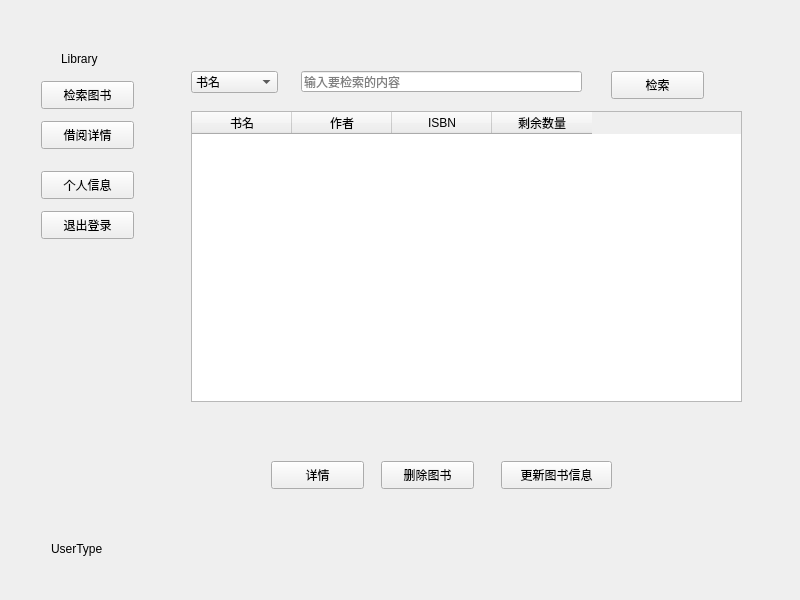
Minevitably/LibraryManagement, file resources/form/widget.ui: the form before one commit.
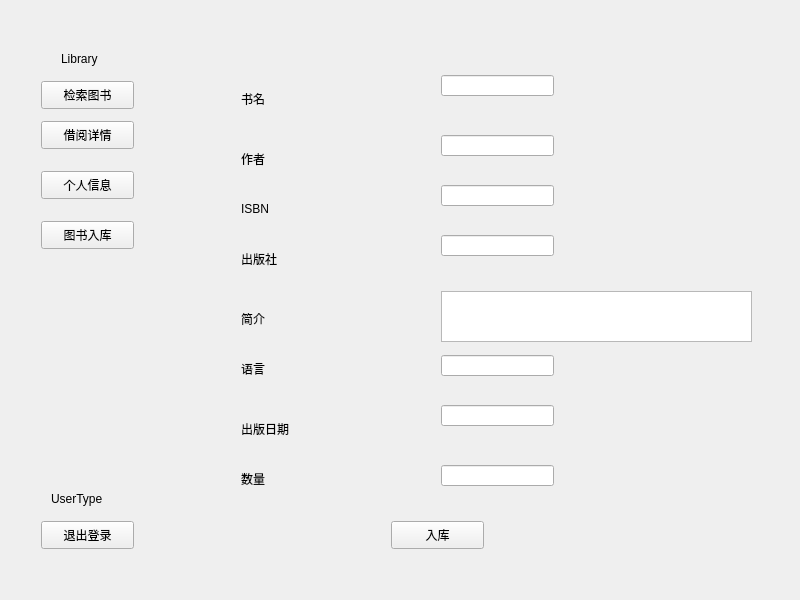
The form after the commit. The open tabs and pages were chosen to show the change.

Commit message: 添加四个视图跳转逻辑 VIEW_SEARCH_BOOK, // 图书检索视图 VIEW_BORROW_DETAIL, // 借阅详情视图 VIEW_SELF_INFO, // 个人信息视图 VIEW_ADD_BOOK // 图书入库视图

What changed in the file:
```diff
--- a/resources/form/widget.ui
+++ b/resources/form/widget.ui
@@ -198,7 +198,7 @@
         <property name="geometry">
          <rect>
           <x>10</x>
-          <y>170</y>
+          <y>480</y>
           <width>93</width>
           <height>28</height>
          </rect>
@@ -211,7 +211,7 @@
         <property name="geometry">
          <rect>
           <x>20</x>
-          <y>500</y>
+          <y>450</y>
           <width>72</width>
           <height>15</height>
          </rect>
@@ -233,6 +233,19 @@
          <string>Library</string>
         </property>
        </widget>
+       <widget class="QPushButton" name="btnAddBook">
+        <property name="geometry">
+         <rect>
+          <x>10</x>
+          <y>180</y>
+          <width>93</width>
+          <height>28</height>
+         </rect>
+        </property>
+        <property name="text">
+         <string>图书入库</string>
+        </property>
+       </widget>
       </widget>
       <widget class="QStackedWidget" name="stackedWidgetMain">
        <property name="geometry">
@@ -411,7 +424,352 @@
          </widget>
         </widget>
        </widget>
-       <widget class="QWidget" name="page_2"/>
+       <widget class="QWidget" name="pageBorDetail">
+        <widget class="QTableWidget" name="tableWidgetBor">
+         <property name="geometry">
+          <rect>
+           <x>10</x>
+           <y>30</y>
+           <width>581</width>
+           <height>331</height>
+          </rect>
+         </property>
+         <column>
+          <property name="text">
+           <string>书名</string>
+          </property>
+         </column>
+         <column>
+          <property name="text">
+           <string>借出日期</string>
+          </property>
+         </column>
+         <column>
+          <property name="text">
+           <string>应还日期</string>
+          </property>
+         </column>
+         <column>
+          <property name="text">
+           <string>归还日期</string>
+          </property>
+         </column>
+         <column>
+          <property name="text">
+           <string>状态</string>
+          </property>
+         </column>
+        </widget>
+        <widget class="QPushButton" name="btnBookDetail">
+         <property name="geometry">
+          <rect>
+           <x>130</x>
+           <y>400</y>
+           <width>93</width>
+           <height>28</height>
+          </rect>
+         </property>
+         <property name="text">
+          <string>详情</string>
+         </property>
+        </widget>
+        <widget class="QPushButton" name="btnReturn">
+         <property name="geometry">
+          <rect>
+           <x>320</x>
+           <y>400</y>
+           <width>93</width>
+           <height>28</height>
+          </rect>
+         </property>
+         <property name="text">
+          <string>归还</string>
+         </property>
+        </widget>
+       </widget>
+       <widget class="QWidget" name="pageSelfInfo">
+        <widget class="QPushButton" name="btnUpdateSelfInfo">
+         <property name="geometry">
+          <rect>
+           <x>240</x>
+           <y>280</y>
+           <width>93</width>
+           <height>28</height>
+          </rect>
+         </property>
+         <property name="text">
+          <string>更新</string>
+         </property>
+        </widget>
+        <widget class="QLabel" name="label_2">
+         <property name="geometry">
+          <rect>
+           <x>200</x>
+           <y>80</y>
+           <width>72</width>
+           <height>15</height>
+          </rect>
+         </property>
+         <property name="text">
+          <string>用户名</string>
+         </property>
+        </widget>
+        <widget class="QLabel" name="label_3">
+         <property name="geometry">
+          <rect>
+           <x>200</x>
+           <y>140</y>
+           <width>72</width>
+           <height>15</height>
+          </rect>
+         </property>
+         <property name="text">
+          <string>密码</string>
+         </property>
+        </widget>
+        <widget class="QLabel" name="label_4">
+         <property name="geometry">
+          <rect>
+           <x>200</x>
+           <y>210</y>
+           <width>72</width>
+           <height>15</height>
+          </rect>
+         </property>
+         <property name="text">
+          <string>姓名</string>
+         </property>
+        </widget>
+        <widget class="QLineEdit" name="lineEditUpdateUsername">
+         <property name="geometry">
+          <rect>
+           <x>280</x>
+           <y>70</y>
+           <width>113</width>
+           <height>21</height>
+          </rect>
+         </property>
+        </widget>
+        <widget class="QLineEdit" name="lineEditUpdatePasswod">
+         <property name="geometry">
+          <rect>
+           <x>280</x>
+           <y>140</y>
+           <width>113</width>
+           <height>21</height>
+          </rect>
+         </property>
+        </widget>
+        <widget class="QLineEdit" name="lineEditUpdateName">
+         <property name="geometry">
+          <rect>
+           <x>280</x>
+           <y>210</y>
+           <width>113</width>
+           <height>21</height>
+          </rect>
+         </property>
+        </widget>
+       </widget>
+       <widget class="QWidget" name="pageAddBook">
+        <widget class="QPushButton" name="btnDoAddBook">
+         <property name="geometry">
+          <rect>
+           <x>220</x>
+           <y>480</y>
+           <width>93</width>
+           <height>28</height>
+          </rect>
+         </property>
+         <property name="text">
+          <string>入库</string>
+         </property>
+        </widget>
+        <widget class="QLabel" name="label_5">
+         <property name="geometry">
+          <rect>
+           <x>70</x>
+           <y>270</y>
+           <width>72</width>
+           <height>15</height>
+          </rect>
+         </property>
+         <property name="text">
+          <string>简介</string>
+         </property>
+        </widget>
+        <widget class="QLabel" name="label_6">
+         <property name="geometry">
+          <rect>
+           <x>70</x>
+           <y>110</y>
+           <width>72</width>
+           <height>15</height>
+          </rect>
+         </property>
+         <property name="text">
+          <string>作者</string>
+         </property>
+        </widget>
+        <widget class="QLineEdit" name="lineEditPublishDate">
+         <property name="geometry">
+          <rect>
+           <x>270</x>
+           <y>364</y>
+           <width>113</width>
+           <height>21</height>
+          </rect>
+         </property>
+        </widget>
+        <widget class="QTextEdit" name="textEditDescription">
+         <property name="geometry">
+          <rect>
+           <x>270</x>
+           <y>250</y>
+           <width>311</width>
+           <height>51</height>
+          </rect>
+         </property>
+        </widget>
+        <widget class="QLabel" name="label_7">
+         <property name="geometry">
+          <rect>
+           <x>70</x>
+           <y>380</y>
+           <width>72</width>
+           <height>15</height>
+          </rect>
+         </property>
+         <property name="text">
+          <string>出版日期</string>
+         </property>
+        </widget>
+        <widget class="QLineEdit" name="lineEditQuantity">
+         <property name="geometry">
+          <rect>
+           <x>270</x>
+           <y>424</y>
+           <width>113</width>
+           <height>21</height>
+          </rect>
+         </property>
+        </widget>
+        <widget class="QLabel" name="label_8">
+         <property name="geometry">
+          <rect>
+           <x>70</x>
+           <y>50</y>
+           <width>72</width>
+           <height>15</height>
+          </rect>
+         </property>
+         <property name="text">
+          <string>书名</string>
+         </property>
+        </widget>
+        <widget class="QLabel" name="label_9">
+         <property name="geometry">
+          <rect>
+           <x>70</x>
+           <y>210</y>
+           <width>72</width>
+           <height>15</height>
+          </rect>
+         </property>
+         <property name="text">
+          <string>出版社</string>
+         </property>
+        </widget>
+        <widget class="QLineEdit" name="lineEditAuthor">
+         <property name="geometry">
+          <rect>
+           <x>270</x>
+           <y>94</y>
+           <width>113</width>
+           <height>21</height>
+          </rect>
+         </property>
+        </widget>
+        <widget class="QLabel" name="label_10">
+         <property name="geometry">
+          <rect>
+           <x>70</x>
+           <y>320</y>
+           <width>72</width>
+           <height>15</height>
+          </rect>
+         </property>
+         <property name="text">
+          <string>语言</string>
+         </property>
+        </widget>
+        <widget class="QLineEdit" name="lineEditLanguage">
+         <property name="geometry">
+          <rect>
+           <x>270</x>
+           <y>314</y>
+           <width>113</width>
+           <height>21</height>
+          </rect>
+         </property>
+        </widget>
+        <widget class="QLabel" name="label_11">
+         <property name="geometry">
+          <rect>
+           <x>70</x>
+           <y>160</y>
+           <width>72</width>
+           <height>15</height>
+          </rect>
+         </property>
+         <property name="text">
+          <string>ISBN</string>
+         </property>
+        </widget>
+        <widget class="QLineEdit" name="lineEditTitle">
+         <property name="geometry">
+          <rect>
+           <x>270</x>
+           <y>34</y>
+           <width>113</width>
+           <height>21</height>
+          </rect>
+         </property>
+        </widget>
+        <widget class="QLabel" name="label_15">
+         <property name="geometry">
+          <rect>
+           <x>70</x>
+           <y>430</y>
+           <width>72</width>
+           <height>15</height>
+          </rect>
+         </property>
+         <property name="text">
+          <string>数量</string>
+         </property>
+        </widget>
+        <widget class="QLineEdit" name="lineEditPublisher">
+         <property name="geometry">
+          <rect>
+           <x>270</x>
+           <y>194</y>
+           <width>113</width>
+           <height>21</height>
+          </rect>
+         </property>
+        </widget>
+        <widget class="QLineEdit" name="lineEditIsbn">
+         <property name="geometry">
+          <rect>
+           <x>270</x>
+           <y>144</y>
+           <width>113</width>
+           <height>21</height>
+          </rect>
+         </property>
+        </widget>
+       </widget>
       </widget>
      </widget>
     </widget>
```
Left out of the diff: 2 changed lines with no effect on the pictures. The commit also changes 2 other files.
